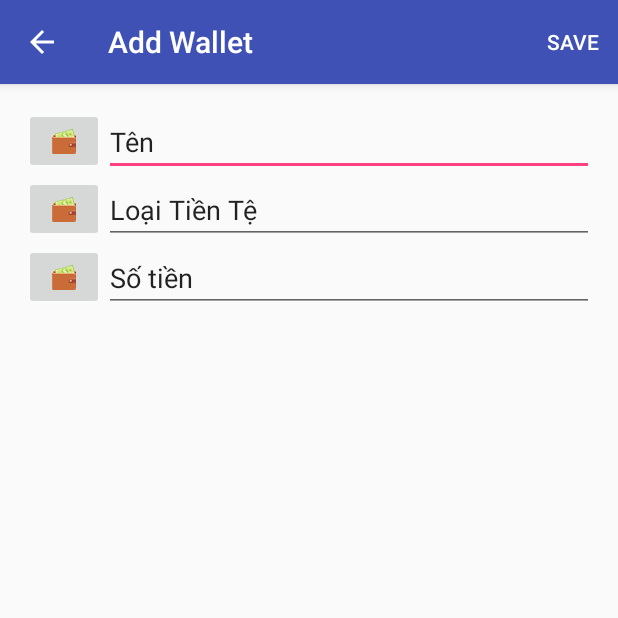
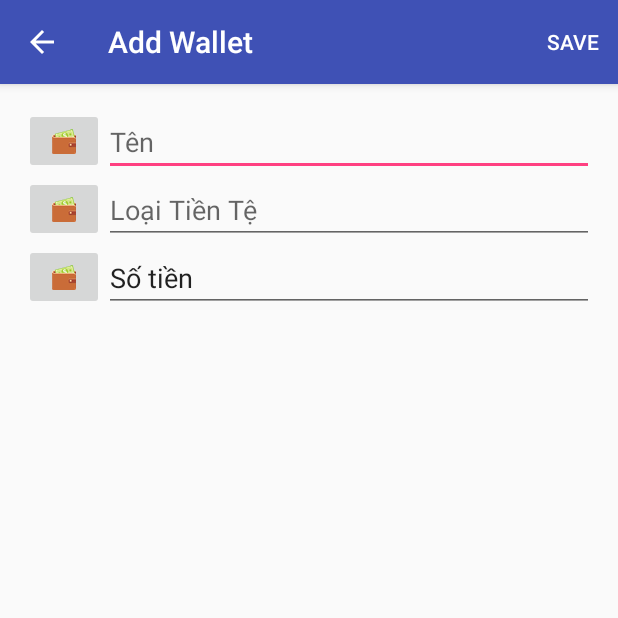
Before and after one commit to alanddev/manWal, an Android app: the screen it shows after launch (WalletAddActivity), after a tap on "Quản lý Ví", on a phone screen of 412 x 824 dp, the top half of it. Run offline under Robolectric (Android 15) with nearby library versions, the phone set to English and light mode, and no system bars; libraries missing offline, so code that uses them is left out: com.wdullaer.materialdatetimepicker; 1 other tap on this screen came first.

Commit message:
Wallet update (continue)

```diff
--- a/app/build.gradle
+++ b/app/build.gradle
@@ -25,4 +25,5 @@ dependencies {
     compile 'com.android.support:appcompat-v7:23.1.1'
     compile 'com.android.support:design:23.1.1'
     compile 'com.wdullaer:materialdatetimepicker:2.0.2'
+    compile 'com.google.android.gms:play-services:8.3.0'
 }
--- a/app/src/main/java/com/alanddev/manwal/controller/CurrencyController.java
+++ b/app/src/main/java/com/alanddev/manwal/controller/CurrencyController.java
@@ -106,7 +106,7 @@ public class CurrencyController implements IDataSource {
     @Override
     public Model get(String query) {
         SQLiteDatabase database = dbHelper.getWritableDatabase();
-        Cursor cursor = database.query(MwSQLiteHelper.TABLE_WALLET,
+        Cursor cursor = database.query(MwSQLiteHelper.TABLE_CUR,
                 allColumns, query, null,
                 null, null, null);
         cursor.moveToFirst();
--- a/app/src/main/java/com/alanddev/manwal/ui/TransactionActivity.java
+++ b/app/src/main/java/com/alanddev/manwal/ui/TransactionActivity.java
@@ -102,7 +102,9 @@ public class TransactionActivity extends AppCompatActivity
         int id = item.getItemId();
 
         if (id == R.id.nav_wallet) {
-            changeActivity();
+            Intent intent = new Intent(this, WalletAddActivity.class);
+            startActivity(intent);
+            finish();
             // Handle the camera action
         } else if (id == R.id.nav_gallery) {
 
--- a/app/src/main/java/com/alanddev/manwal/ui/WalletAddActivity.java
+++ b/app/src/main/java/com/alanddev/manwal/ui/WalletAddActivity.java
@@ -6,11 +6,14 @@ import android.support.v7.app.AppCompatActivity;
 import android.support.v7.widget.Toolbar;
 import android.view.Menu;
 import android.view.MenuItem;
+import android.view.View;
 import android.widget.EditText;
+import android.widget.LinearLayout;
 
 import com.alanddev.manwal.R;
 import com.alanddev.manwal.controller.WalletController;
 import com.alanddev.manwal.model.Wallet;
+import android.view.View.OnClickListener;
 
 public class WalletAddActivity extends AppCompatActivity {
 
@@ -23,9 +26,21 @@ public class WalletAddActivity extends AppCompatActivity {
         Toolbar toolbar = (Toolbar) findViewById(R.id.toolbar);
         setSupportActionBar(toolbar);
         getSupportActionBar().setDisplayHomeAsUpEnabled(true);
-
+        walletController = new WalletController(this);
+        walletController.open();
         //dbHelper = new MwSQLiteHelper(getApplicationContext());
         //db = new MwDataSource(getApplicationContext());
+        LinearLayout app_layer = (LinearLayout) findViewById (R.id.lvCurrency);
+        app_layer.setClickable(true);
+        app_layer.setOnClickListener(new OnClickListener() {
+            @Override
+            public void onClick(View v) {
+                Intent intent = new Intent(v.getContext(), ListCurrencyActivity.class);
+                startActivity(intent);
+                finish();
+            }
+        });
+
 
 
     }
--- a/app/src/main/res/layout/activity_list_currency.xml
+++ b/app/src/main/res/layout/activity_list_currency.xml
@@ -4,7 +4,7 @@
     xmlns:app="http://schemas.android.com/apk/res-auto"
     xmlns:tools="http://schemas.android.com/tools" android:layout_width="match_parent"
     android:layout_height="match_parent" android:fitsSystemWindows="true"
-    tools:context="com.alanddev.manwal.ui.ListCurrency">
+    tools:context="com.alanddev.manwal.ui.ListCurrencyActivity">
 
     <android.support.design.widget.AppBarLayout android:layout_height="wrap_content"
         android:layout_width="match_parent" android:theme="@style/AppTheme.AppBarOverlay">
--- a/app/src/main/res/layout/content_wallet_add.xml
+++ b/app/src/main/res/layout/content_wallet_add.xml
@@ -29,15 +29,19 @@
             android:layout_width="match_parent"
             android:layout_height="wrap_content"
             android:id="@+id/txtName"
-            android:text="@string/name_wallet" />
+            android:hint="@string/name_wallet" />
 
     </LinearLayout>
 
     <LinearLayout
         android:layout_width="match_parent"
         android:layout_height="wrap_content"
-        android:orientation="horizontal">
-
+        android:orientation="horizontal"
+        android:clickable="true"
+        android:focusable="true"
+        android:id="@+id/lvCurrency"
+        android:background="?android:attr/selectableItemBackground"
+        >
 
         <ImageButton
             android:layout_width="53dp"
@@ -49,7 +53,8 @@
             android:layout_width="match_parent"
             android:layout_height="wrap_content"
             android:id="@+id/txtCurrency"
-            android:text="@string/currency" />
+            android:hint="@string/currency"
+            android:editable="false"/>
 
     </LinearLayout>
 
--- a/app/src/main/res/values/strings.xml
+++ b/app/src/main/res/values/strings.xml
@@ -14,6 +14,7 @@
     <string name="action_save">Save</string>
     <string name="title_activity_transaction_add">Add Transaction</string>
     <string name="title_activity_wallet_add">Add Wallet</string>
+
     <string name="title_activity_list_currency">Currency</string>
     <string name="title_activity_category">Select Category</string>
 
@@ -65,6 +66,4 @@
         <item>other_income</item>
     </string-array>
 
-
-
 </resources>
```
Also changed, not shown: app/src/main/AndroidManifest.xml (+14 -14 lines), app/src/main/java/com/alanddev/manwal/ui/ListCurrency.java (deleted, +0 -35 lines), app/src/main/java/com/alanddev/manwal/ui/ListCurrencyActivity.java (added, +78 -0 lines), app/src/main/res/layout/content_list_currency.xml (+9 -5 lines), 1 other file.
